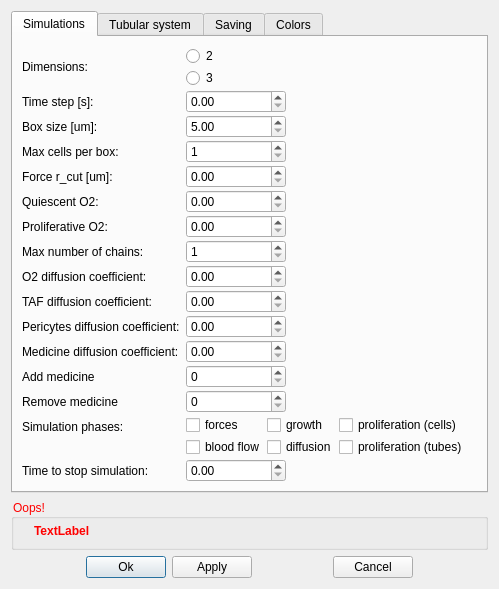
Above: src/editor/dialogGlobals.ui from Barmin93/Motpuca before the change. Below: the same form after it.
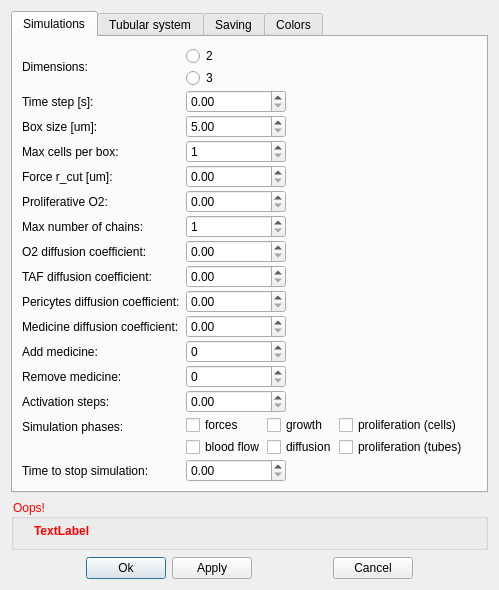
That is the form after the change.

Commit message: Fi0x: Interactions in tumor. Proliferative, quiescent and mutated quiescent. Qp timer and evolution mechanism.

```diff
--- a/src/editor/dialogGlobals.ui
+++ b/src/editor/dialogGlobals.ui
@@ -7,7 +7,7 @@
     <x>0</x>
     <y>0</y>
     <width>492</width>
-    <height>522</height>
+    <height>590</height>
    </rect>
   </property>
   <property name="windowTitle">
@@ -185,14 +185,31 @@
          </property>
         </widget>
        </item>
-       <item row="7" column="0">
+       <item row="5" column="0">
+        <widget class="QLabel" name="label_proliferative_o2">
+         <property name="text">
+          <string>Proliferative O2:</string>
+         </property>
+        </widget>
+       </item>
+       <item row="5" column="1">
+        <widget class="QDoubleSpinBox" name="doubleSpinBox_proliferative_o2">
+         <property name="maximumSize">
+          <size>
+           <width>100</width>
+           <height>16777215</height>
+          </size>
+         </property>
+        </widget>
+       </item>
+       <item row="6" column="0">
         <widget class="QLabel" name="label_max_tube_chains">
          <property name="text">
           <string>Max number of chains:</string>
          </property>
         </widget>
        </item>
-       <item row="7" column="1">
+       <item row="6" column="1">
         <widget class="QSpinBox" name="spinBox_max_tube_chains">
          <property name="maximumSize">
           <size>
@@ -208,14 +225,14 @@
          </property>
         </widget>
        </item>
-       <item row="8" column="0">
+       <item row="7" column="0">
         <widget class="QLabel" name="label_diffcoefO2">
          <property name="text">
           <string>O2 diffusion coefficient:</string>
          </property>
         </widget>
        </item>
-       <item row="8" column="1">
+       <item row="7" column="1">
         <widget class="QDoubleSpinBox" name="doubleSpinBox_diffcoefO2">
          <property name="maximumSize">
           <size>
@@ -228,14 +245,14 @@
          </property>
         </widget>
        </item>
-       <item row="9" column="0">
+       <item row="8" column="0">
         <widget class="QLabel" name="label_diffcoefTAF">
          <property name="text">
           <string>TAF diffusion coefficient:</string>
          </property>
         </widget>
        </item>
-       <item row="9" column="1">
+       <item row="8" column="1">
         <widget class="QDoubleSpinBox" name="doubleSpinBox_diffcoefTAF">
          <property name="maximumSize">
           <size>
@@ -248,14 +265,14 @@
          </property>
         </widget>
        </item>
-       <item row="11" column="0">
+       <item row="10" column="0">
         <widget class="QLabel" name="label_diffcoefPeri">
          <property name="text">
           <string>Pericytes diffusion coefficient:</string>
          </property>
         </widget>
        </item>
-       <item row="11" column="1">
+       <item row="10" column="1">
         <widget class="QDoubleSpinBox" name="doubleSpinBox_diffcoefPeri">
          <property name="maximumSize">
           <size>
@@ -268,6 +285,98 @@
          </property>
         </widget>
        </item>
+       <item row="11" column="0">
+        <widget class="QLabel" name="label_diffcoefMedicine">
+         <property name="text">
+          <string>Medicine diffusion coefficient:</string>
+         </property>
+        </widget>
+       </item>
+       <item row="11" column="1">
+        <widget class="QDoubleSpinBox" name="doubleSpinBox_diffcoefMedicine">
+         <property name="minimumSize">
+          <size>
+           <width>0</width>
+           <height>0</height>
+          </size>
+         </property>
+         <property name="maximumSize">
+          <size>
+           <width>100</width>
+           <height>16777215</height>
+          </size>
+         </property>
+         <property name="maximum">
+          <double>20000.000000000000000</double>
+         </property>
+        </widget>
+       </item>
+       <item row="12" column="0">
+        <widget class="QLabel" name="label_add_medicine">
+         <property name="text">
+          <string>Add medicine:</string>
+         </property>
+        </widget>
+       </item>
+       <item row="12" column="1">
+        <widget class="QDoubleSpinBox" name="doubleSpinBox_add_medicine">
+         <property name="maximumSize">
+          <size>
+           <width>100</width>
+           <height>16777215</height>
+          </size>
+         </property>
+         <property name="decimals">
+          <number>0</number>
+         </property>
+         <property name="maximum">
+          <double>100000.000000000000000</double>
+         </property>
+        </widget>
+       </item>
+       <item row="13" column="0">
+        <widget class="QLabel" name="label_remove_medicine">
+         <property name="text">
+          <string>Remove medicine:</string>
+         </property>
+        </widget>
+       </item>
+       <item row="13" column="1">
+        <widget class="QDoubleSpinBox" name="doubleSpinBox_remove_medicine">
+         <property name="maximumSize">
+          <size>
+           <width>100</width>
+           <height>16777215</height>
+          </size>
+         </property>
+         <property name="decimals">
+          <number>0</number>
+         </property>
+         <property name="maximum">
+          <double>100000.000000000000000</double>
+         </property>
+        </widget>
+       </item>
+       <item row="14" column="0">
+        <widget class="QLabel" name="label_activation_steps">
+         <property name="text">
+          <string>Activation steps:</string>
+         </property>
+        </widget>
+       </item>
+       <item row="14" column="1">
+        <widget class="QDoubleSpinBox" name="doubleSpinBox_activation_steps">
+         <property name="maximumSize">
+          <size>
+           <width>100</width>
+           <height>100</height>
+          </size>
+         </property>
+         <property name="maximum">
+          <double>10000.000000000000000</double>
+         </property>
+        </widget>
+       </item>
        <item row="15" column="0">
         <widget class="QLabel" name="label_simphases">
          <property name="text">
@@ -361,112 +470,6 @@
          </property>
         </widget>
        </item>
-       <item row="12" column="0">
-        <widget class="QLabel" name="label_diffcoefMedicine">
-         <property name="text">
-          <string>Medicine diffusion coefficient:</string>
-         </property>
-        </widget>
-       </item>
-       <item row="12" column="1">
-        <widget class="QDoubleSpinBox" name="doubleSpinBox_diffcoefMedicine">
-         <property name="minimumSize">
-          <size>
-           <width>0</width>
-           <height>0</height>
-          </size>
-         </property>
-         <property name="maximumSize">
-          <size>
-           <width>100</width>
-           <height>16777215</height>
-          </size>
-         </property>
-         <property name="maximum">
-          <double>20000.000000000000000</double>
-         </property>
-        </widget>
-       </item>
-       <item row="14" column="1">
-        <widget class="QDoubleSpinBox" name="doubleSpinBox_remove_medicine">
-         <property name="maximumSize">
-          <size>
-           <width>100</width>
-           <height>16777215</height>
-          </size>
-         </property>
-         <property name="decimals">
-          <number>0</number>
-         </property>
-         <property name="maximum">
-          <double>100000.000000000000000</double>
-         </property>
-        </widget>
-       </item>
-       <item row="13" column="1">
-        <widget class="QDoubleSpinBox" name="doubleSpinBox_add_medicine">
-         <property name="maximumSize">
-          <size>
-           <width>100</width>
-           <height>16777215</height>
-          </size>
-         </property>
-         <property name="decimals">
-          <number>0</number>
-         </property>
-         <property name="maximum">
-          <double>100000.000000000000000</double>
-         </property>
-        </widget>
-       </item>
-       <item row="13" column="0">
-        <widget class="QLabel" name="label_add_medicine">
-         <property name="text">
-          <string>Add medicine</string>
-         </property>
-        </widget>
-       </item>
-       <item row="14" column="0">
-        <widget class="QLabel" name="label_remove_medicine">
-         <property name="text">
-          <string>Remove medicine</string>
-         </property>
-        </widget>
-       </item>
-       <item row="5" column="1">
-        <widget class="QDoubleSpinBox" name="doubleSpinBox_quiescent_o2">
-         <property name="maximumSize">
-          <size>
-           <width>100</width>
-           <height>16777215</height>
-          </size>
-         </property>
-        </widget>
-       </item>
-       <item row="6" column="1">
-        <widget class="QDoubleSpinBox" name="doubleSpinBox_proliferative_o2">
-         <property name="maximumSize">
-          <size>
-           <width>100</width>
-           <height>16777215</height>
-          </size>
-         </property>
-        </widget>
-       </item>
-       <item row="5" column="0">
-        <widget class="QLabel" name="label_quiescent_o2">
-         <property name="text">
-          <string>Quiescent O2:</string>
-         </property>
-        </widget>
-       </item>
-       <item row="6" column="0">
-        <widget class="QLabel" name="label_proliferative_o2">
-         <property name="text">
-          <string>Proliferative O2:</string>
-         </property>
-        </widget>
-       </item>
       </layout>
      </widget>
      <widget class="QWidget" name="tab_tubular">
```
The commit also changes 7 other files.
